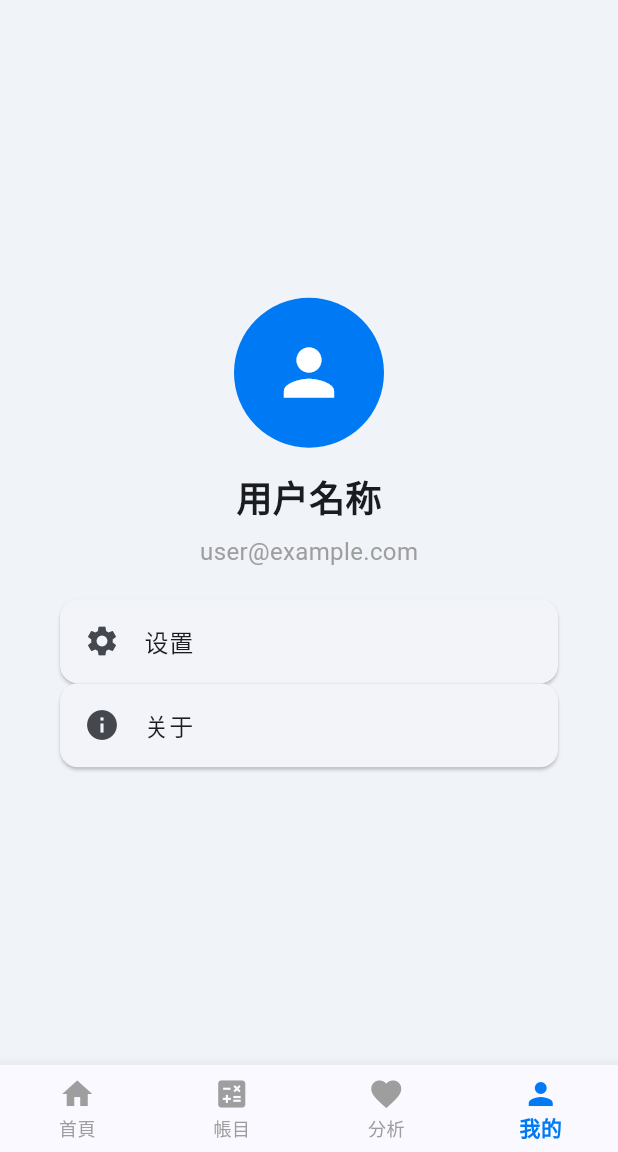
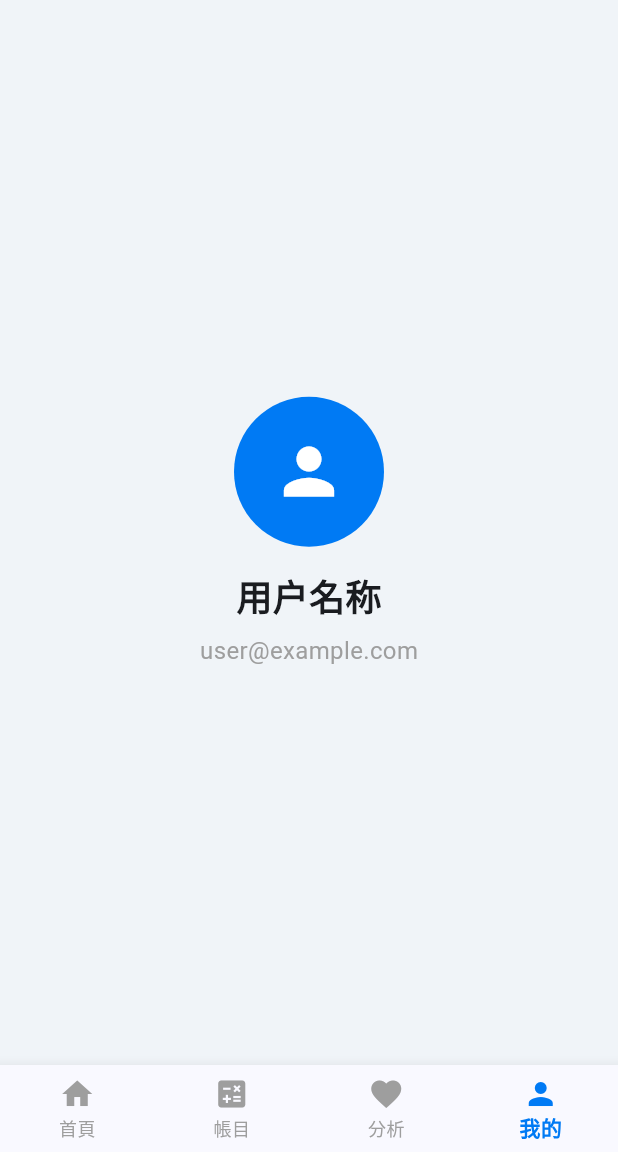
Before and after one commit to TINGOD2006/MikuBookkeepingAPP, a Flutter app: the screen it shows after launch, item 4 of the bottom bar chosen, on a phone screen of 412 x 824 dp, the part 84-1236 px from its top. Run offline on Flutter 3.47's test engine with Material 3 defaults, Android fonts, the phone set to English and light mode, and no system bars.

Commit message:
更新PAGE

```diff
--- a/lib/main.dart
+++ b/lib/main.dart
@@ -290,15 +290,6 @@ class ProfilePage extends StatelessWidget {
               'user@example.com',
               style: TextStyle(fontSize: 16, color: Colors.grey),
             ),
-            SizedBox(height: 20),
-            Card(
-              margin: EdgeInsets.symmetric(horizontal: 40),
-              child: ListTile(leading: Icon(Icons.settings), title: Text('设置')),
-            ),
-            Card(
-              margin: EdgeInsets.symmetric(horizontal: 40),
-              child: ListTile(leading: Icon(Icons.info), title: Text('关于')),
-            ),
           ],
         ),
       ),
```
